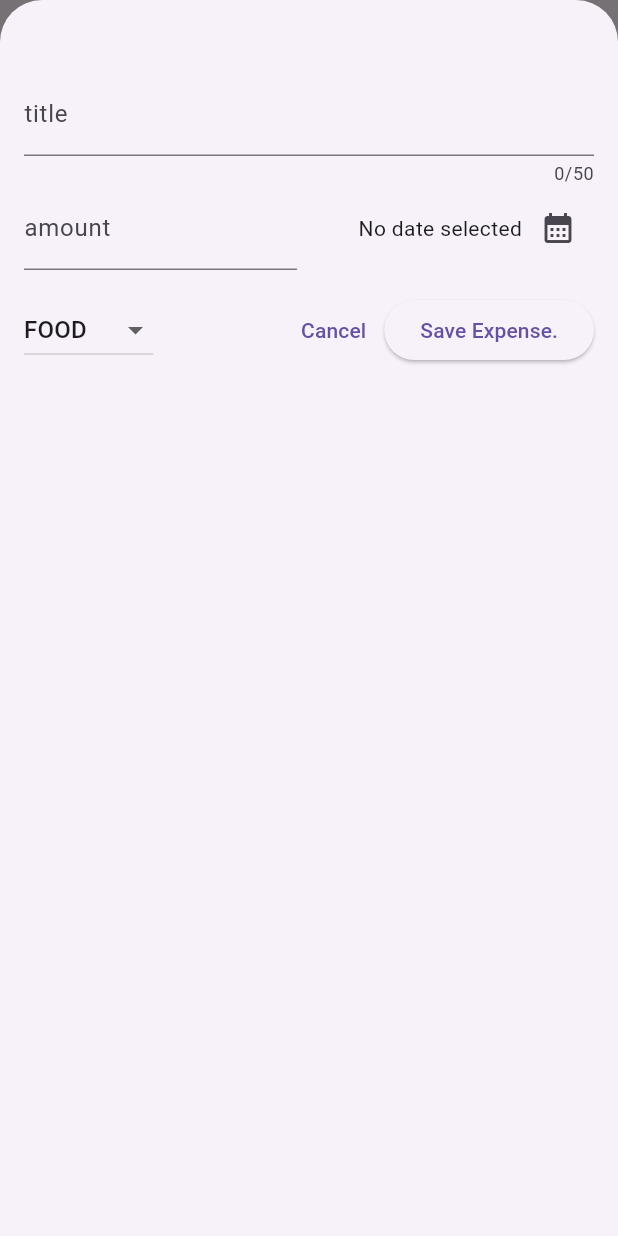
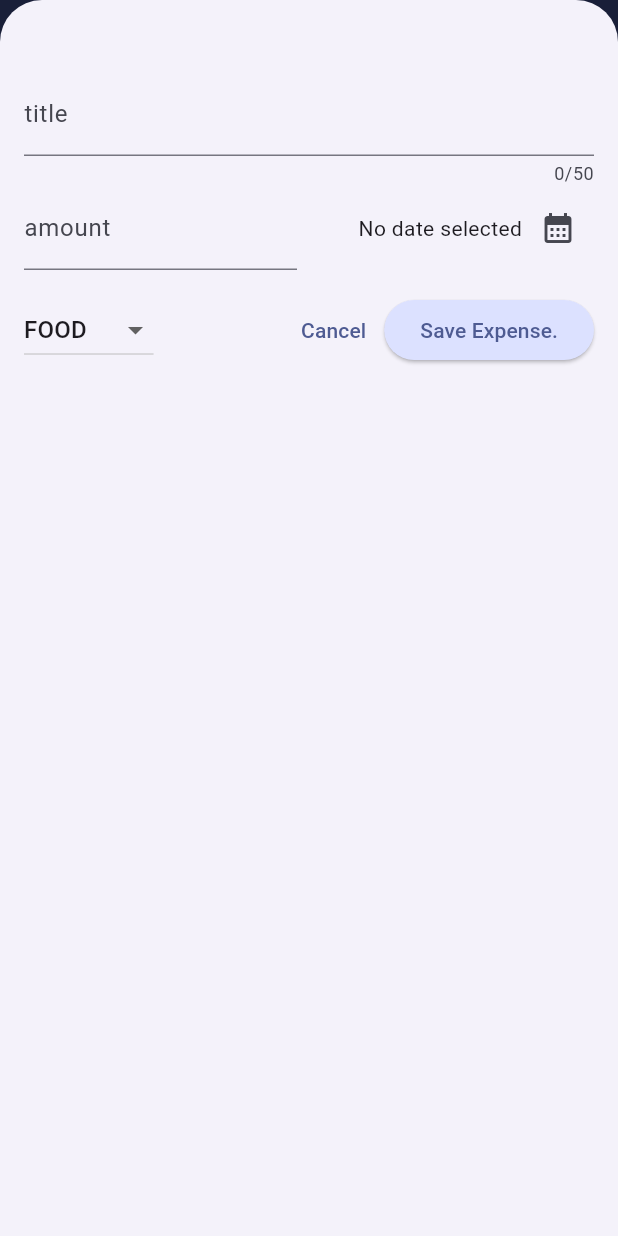
Before and after one commit to Johna210/flutter_practice, a Flutter app: the screen it shows after launch, after a tap on the "add" icon, on a phone screen of 412 x 824 dp. Run offline on Flutter 3.47's test engine with Material 3 defaults, Android fonts, the phone set to English and light mode, and no system bars; our stand-ins replace google_fonts.

Commit message:
Implemented dark mode

```diff
--- a/expense_tracker/lib/main.dart
+++ b/expense_tracker/lib/main.dart
@@ -2,10 +2,53 @@ import 'package:flutter/material.dart';
 
 import 'package:expense_tracker/widgets/expenses.dart';
 
+var kColorScheme = ColorScheme.fromSeed(
+  seedColor: const Color.fromARGB(255, 15, 69, 205),
+);
+
+var kDarkColorScheme = ColorScheme.fromSeed(
+  brightness: Brightness.dark,
+  seedColor: const Color.fromARGB(255, 4, 36, 115),
+);
+
 void main() {
   runApp(
-    const MaterialApp(
-      home: Expenses(),
+    MaterialApp(
+      darkTheme: ThemeData.dark().copyWith(
+        colorScheme: kDarkColorScheme,
+        cardTheme: const CardTheme().copyWith(
+          color: kDarkColorScheme.secondaryContainer,
+          margin: const EdgeInsets.symmetric(horizontal: 16, vertical: 8),
+        ),
+        elevatedButtonTheme: ElevatedButtonThemeData(
+          style: ElevatedButton.styleFrom(
+              backgroundColor: kDarkColorScheme.primaryContainer,
+              foregroundColor: kDarkColorScheme.onPrimaryContainer),
+        ),
+      ),
+      theme: ThemeData().copyWith(
+        colorScheme: kColorScheme,
+        appBarTheme: const AppBarTheme().copyWith(
+            backgroundColor: kColorScheme.onPrimaryContainer,
+            foregroundColor: kColorScheme.primaryContainer),
+        cardTheme: const CardTheme().copyWith(
+          color: kColorScheme.secondaryContainer,
+          margin: const EdgeInsets.symmetric(horizontal: 16, vertical: 8),
+        ),
+        elevatedButtonTheme: ElevatedButtonThemeData(
+          style: ElevatedButton.styleFrom(
+            backgroundColor: kColorScheme.primaryContainer,
+          ),
+        ),
+        textTheme: ThemeData().textTheme.copyWith(
+              titleLarge: TextStyle(
+                fontWeight: FontWeight.bold,
+                color: kColorScheme.onSecondaryContainer,
+                fontSize: 16,
+              ),
+            ),
+      ),
+      home: const Expenses(),
     ),
   );
 }
--- a/expense_tracker/lib/widgets/expenses_list/expense_item.dart
+++ b/expense_tracker/lib/widgets/expenses_list/expense_item.dart
@@ -16,8 +16,12 @@ class ExpenseItem extends StatelessWidget {
           vertical: 16,
         ),
         child: Column(
+          crossAxisAlignment: CrossAxisAlignment.start,
           children: [
-            Text(expense.title),
+            Text(
+              expense.title,
+              style: Theme.of(context).textTheme.titleLarge,
+            ),
             const SizedBox(
               height: 4,
             ),
--- a/expense_tracker/lib/widgets/expenses_list/expenses_list.dart
+++ b/expense_tracker/lib/widgets/expenses_list/expenses_list.dart
@@ -17,6 +17,11 @@ class ExpensesList extends StatelessWidget {
       itemCount: expenses.length,
       itemBuilder: (ctx, index) => Dismissible(
         key: ValueKey(expenses[index]),
+        background: Container(
+          color: Theme.of(context).colorScheme.error,
+          margin: EdgeInsets.symmetric(
+              horizontal: Theme.of(context).cardTheme.margin!.horizontal),
+        ),
         onDismissed: (direction) {
           onRemove(expenses[index]);
         },
```
